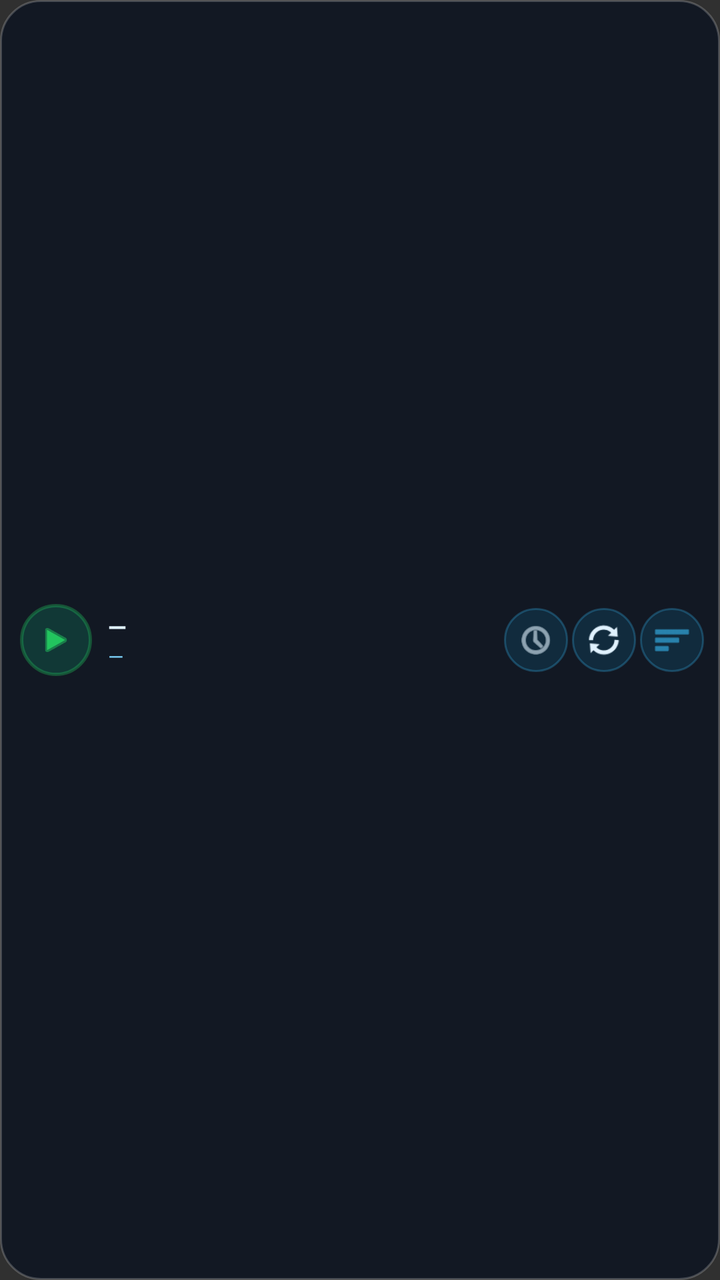
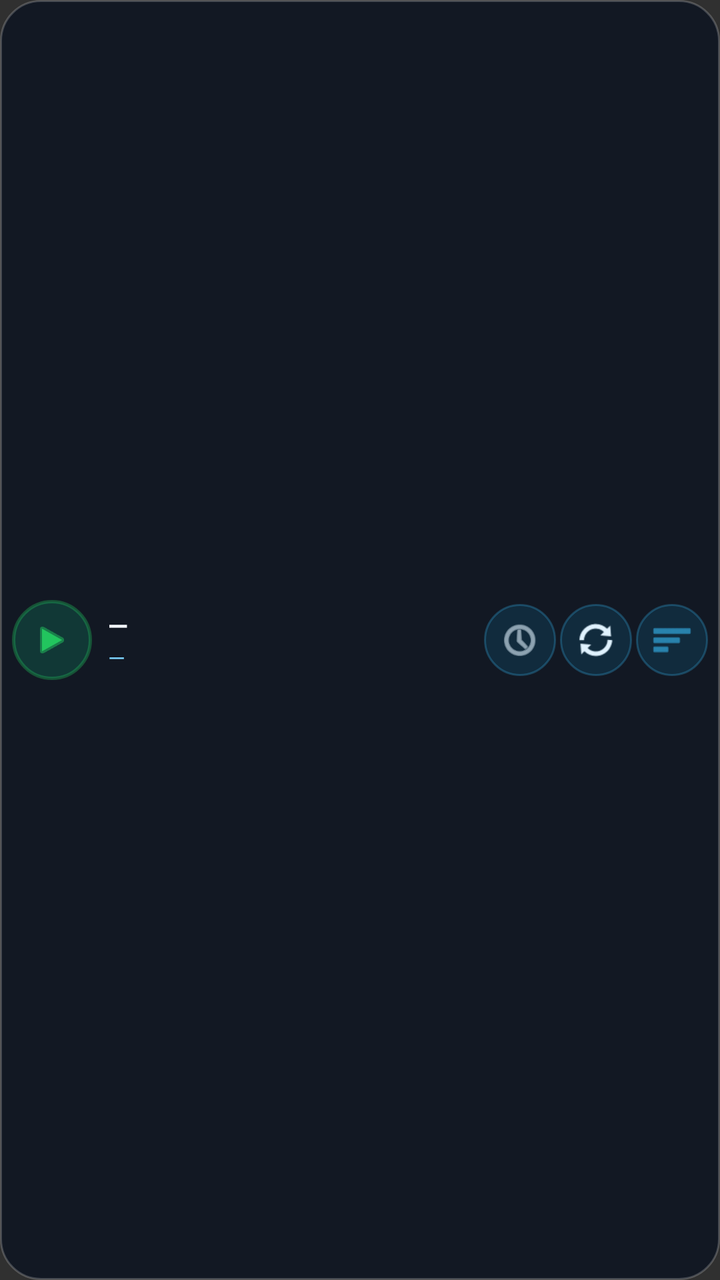

Before-and-after screenshots of an Android layout around one commit, followed by the original layout XML and the change that was made.
<!-- AndroidManifest.xml: application theme Theme.VpEgs -->
<!-- res/layout/widget_vpegs.xml -->
<?xml version="1.0" encoding="utf-8"?>
<LinearLayout xmlns:android="http://schemas.android.com/apk/res/android"
    android:id="@+id/widget_root"
    android:layout_width="match_parent"
    android:layout_height="wrap_content"
    android:orientation="horizontal"
    android:gravity="center_vertical"
    android:paddingStart="10dp"
    android:paddingEnd="8dp"
    android:paddingTop="8dp"
    android:paddingBottom="8dp"
    android:background="@drawable/widget_bg"
    android:minHeight="48dp">

    <FrameLayout
        android:id="@+id/btn_toggle"
        android:clickable="true"
        android:focusable="true"
        android:layout_width="36dp"
        android:layout_height="36dp"
        android:background="@drawable/widget_btn_circle">
        <ImageView
            android:id="@+id/icon_power"
            android:layout_width="18dp"
            android:layout_height="18dp"
            android:layout_gravity="center"
            android:src="@android:drawable/ic_media_play"
            android:tint="#22C55E" />
    </FrameLayout>

    <LinearLayout
        android:layout_width="0dp"
        android:layout_height="wrap_content"
        android:layout_weight="1"
        android:orientation="vertical"
        android:paddingStart="8dp"
        android:paddingEnd="4dp">
        <TextView
            android:id="@+id/txt_country"
            android:layout_width="match_parent"
            android:layout_height="wrap_content"
            android:text="—"
            android:textColor="#E0F2FE"
            android:textSize="12sp"
            android:textStyle="bold"
            android:maxLines="1"
            android:ellipsize="end" />
        <TextView
            android:id="@+id/txt_ping"
            android:layout_width="match_parent"
            android:layout_height="wrap_content"
            android:text="—"
            android:textColor="#7DD3FC"
            android:textSize="10sp"
            android:maxLines="1" />
    </LinearLayout>

    <ImageView
        android:id="@+id/btn_ping"
        android:clickable="true"
        android:focusable="true"
        android:layout_width="32dp"
        android:layout_height="32dp"
        android:padding="6dp"
        android:src="@android:drawable/ic_menu_recent_history"
        android:background="@drawable/widget_btn_small"
        android:tint="#E0F2FE" />
    <ImageView
        android:id="@+id/btn_refresh"
        android:clickable="true"
        android:focusable="true"
        android:layout_width="32dp"
        android:layout_height="32dp"
        android:layout_marginStart="2dp"
        android:padding="6dp"
        android:src="@android:drawable/ic_popup_sync"
        android:background="@drawable/widget_btn_small"
        android:tint="#E0F2FE" />
    <ImageView
        android:id="@+id/btn_best"
        android:clickable="true"
        android:focusable="true"
        android:layout_width="32dp"
        android:layout_height="32dp"
        android:layout_marginStart="2dp"
        android:padding="6dp"
        android:src="@android:drawable/ic_menu_sort_by_size"
        android:background="@drawable/widget_btn_small"
        android:tint="#38BDF8" />
</LinearLayout>
<!-- resources referenced by this layout -->
<resources>
  <!-- drawable widget_bg (drawable) -->
  <?xml version="1.0" encoding="utf-8"?>
  <shape xmlns:android="http://schemas.android.com/apk/res/android" android:shape="rectangle">
      <solid android:color="#CC0B1220" />
      <corners android:radius="20dp" />
      <stroke android:width="1dp" android:color="#33FFFFFF" />
  </shape>
  <!-- drawable widget_btn_circle (drawable) -->
  <?xml version="1.0" encoding="utf-8"?>
  <shape xmlns:android="http://schemas.android.com/apk/res/android"
      android:shape="oval">
      <solid android:color="#3310B981" />
      <stroke android:width="1.5dp" android:color="#5522C55E" />
  </shape>
  <!-- drawable widget_btn_small (drawable) -->
  <?xml version="1.0" encoding="utf-8"?>
  <shape xmlns:android="http://schemas.android.com/apk/res/android"
      android:shape="oval">
      <solid android:color="#220EA5E9" />
      <stroke android:width="1dp" android:color="#4438BDF8" />
  </shape>
  <style name="Theme.VpEgs" parent="android:Theme.Material.NoActionBar">
          <item name="android:statusBarColor">@android:color/transparent</item>
          <item name="android:navigationBarColor">@android:color/transparent</item>
          <item name="android:windowLightStatusBar">false</item>
      </style>
</resources>

<!-- the commit's change to res/layout/widget_vpegs.xml (unified diff, before → after) -->
@@ -1,90 +1,92 @@
 <?xml version="1.0" encoding="utf-8"?>
-<LinearLayout xmlns:android="http://schemas.android.com/apk/res/android"
+<FrameLayout xmlns:android="http://schemas.android.com/apk/res/android"
     android:id="@+id/widget_root"
     android:layout_width="match_parent"
-    android:layout_height="wrap_content"
-    android:orientation="horizontal"
-    android:gravity="center_vertical"
-    android:paddingStart="10dp"
-    android:paddingEnd="8dp"
-    android:paddingTop="8dp"
-    android:paddingBottom="8dp"
+    android:layout_height="match_parent"
     android:background="@drawable/widget_bg"
-    android:minHeight="48dp">
-
-    <FrameLayout
-        android:id="@+id/btn_toggle"
-        android:clickable="true"
-        android:focusable="true"
-        android:layout_width="36dp"
-        android:layout_height="36dp"
-        android:background="@drawable/widget_btn_circle">
-        <ImageView
-            android:id="@+id/icon_power"
-            android:layout_width="18dp"
-            android:layout_height="18dp"
-            android:layout_gravity="center"
-            android:src="@android:drawable/ic_media_play"
-            android:tint="#22C55E" />
-    </FrameLayout>
+    android:padding="6dp">
 
     <LinearLayout
-        android:layout_width="0dp"
-        android:layout_height="wrap_content"
-        android:layout_weight="1"
-        android:orientation="vertical"
-        android:paddingStart="8dp"
-        android:paddingEnd="4dp">
-        <TextView
-            android:id="@+id/txt_country"
-            android:layout_width="match_parent"
+        android:layout_width="match_parent"
+        android:layout_height="match_parent"
+        android:orientation="horizontal"
+        android:gravity="center_vertical">
+
+        <FrameLayout
+            android:id="@+id/btn_toggle"
+            android:clickable="true"
+            android:focusable="true"
+            android:layout_width="40dp"
+            android:layout_height="40dp"
+            android:background="@drawable/widget_btn_circle">
+            <ImageView
+                android:id="@+id/icon_power"
+                android:layout_width="20dp"
+                android:layout_height="20dp"
+                android:layout_gravity="center"
+                android:src="@android:drawable/ic_media_play"
+                android:tint="#22C55E" />
+        </FrameLayout>
+
+        <LinearLayout
+            android:layout_width="0dp"
             android:layout_height="wrap_content"
-            android:text="—"
-            android:textColor="#E0F2FE"
-            android:textSize="12sp"
-            android:textStyle="bold"
-            android:maxLines="1"
-            android:ellipsize="end" />
-        <TextView
-            android:id="@+id/txt_ping"
-            android:layout_width="match_parent"
-            android:layout_height="wrap_content"
-            android:text="—"
-            android:textColor="#7DD3FC"
-            android:textSize="10sp"
-            android:maxLines="1" />
+            android:layout_weight="1"
+            android:orientation="vertical"
+            android:paddingStart="8dp"
+            android:paddingEnd="4dp">
+            <TextView
+                android:id="@+id/txt_country"
+                android:layout_width="match_parent"
+                android:layout_height="wrap_content"
+                android:text="—"
+                android:textColor="#F1F5F9"
+                android:textSize="13sp"
+                android:textStyle="bold"
+                android:maxLines="1"
+                android:ellipsize="end" />
+            <TextView
+                android:id="@+id/txt_ping"
+                android:layout_width="match_parent"
+                android:layout_height="wrap_content"
+                android:text="—"
+                android:textColor="#7DD3FC"
+                android:textSize="11sp"
+                android:maxLines="1"
+                android:ellipsize="end" />
+        </LinearLayout>
+
+        <ImageView
+            android:id="@+id/btn_ping"
+            android:clickable="true"
+            android:focusable="true"
+            android:layout_width="36dp"
+            android:layout_height="36dp"
+            android:padding="7dp"
+            android:src="@android:drawable/ic_menu_recent_history"
+            android:background="@drawable/widget_btn_small"
+            android:tint="#E0F2FE" />
+        <ImageView
+            android:id="@+id/btn_refresh"
+            android:clickable="true"
+            android:focusable="true"
+            android:layout_width="36dp"
+            android:layout_height="36dp"
+            android:layout_marginStart="2dp"
+            android:padding="7dp"
+            android:src="@android:drawable/ic_popup_sync"
+            android:background="@drawable/widget_btn_small"
+            android:tint="#E0F2FE" />
+        <ImageView
+            android:id="@+id/btn_best"
+            android:clickable="true"
+            android:focusable="true"
+            android:layout_width="36dp"
+            android:layout_height="36dp"
+            android:layout_marginStart="2dp"
+            android:padding="7dp"
+            android:src="@android:drawable/ic_menu_sort_by_size"
+            android:background="@drawable/widget_btn_small"
+            android:tint="#38BDF8" />
     </LinearLayout>
-
-    <ImageView
-        android:id="@+id/btn_ping"
-        android:clickable="true"
-        android:focusable="true"
-        android:layout_width="32dp"
-        android:layout_height="32dp"
-        android:padding="6dp"
-        android:src="@android:drawable/ic_menu_recent_history"
-        android:background="@drawable/widget_btn_small"
-        android:tint="#E0F2FE" />
-    <ImageView
-        android:id="@+id/btn_refresh"
-        android:clickable="true"
-        android:focusable="true"
-        android:layout_width="32dp"
-        android:layout_height="32dp"
-        android:layout_marginStart="2dp"
-        android:padding="6dp"
-        android:src="@android:drawable/ic_popup_sync"
-        android:background="@drawable/widget_btn_small"
-        android:tint="#E0F2FE" />
-    <ImageView
-        android:id="@+id/btn_best"
-        android:clickable="true"
-        android:focusable="true"
-        android:layout_width="32dp"
-        android:layout_height="32dp"
-        android:layout_marginStart="2dp"
-        android:padding="6dp"
-        android:src="@android:drawable/ic_menu_sort_by_size"
-        android:background="@drawable/widget_btn_small"
-        android:tint="#38BDF8" />
-</LinearLayout>
+</FrameLayout>
